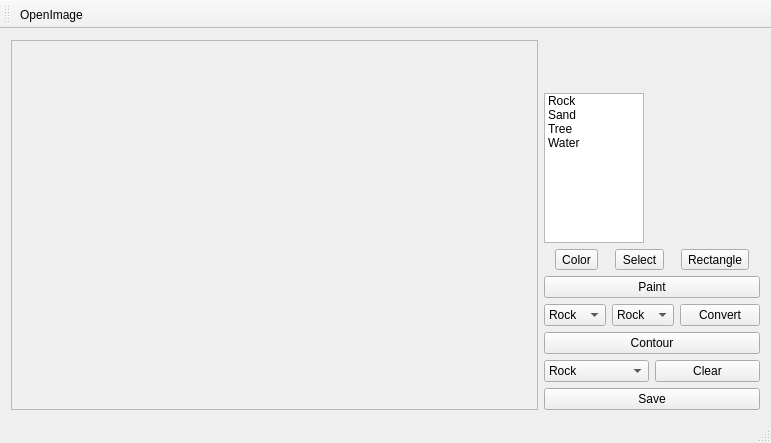
Qt form mainwindow.ui (perbeuo/PicTexture) before a commit.
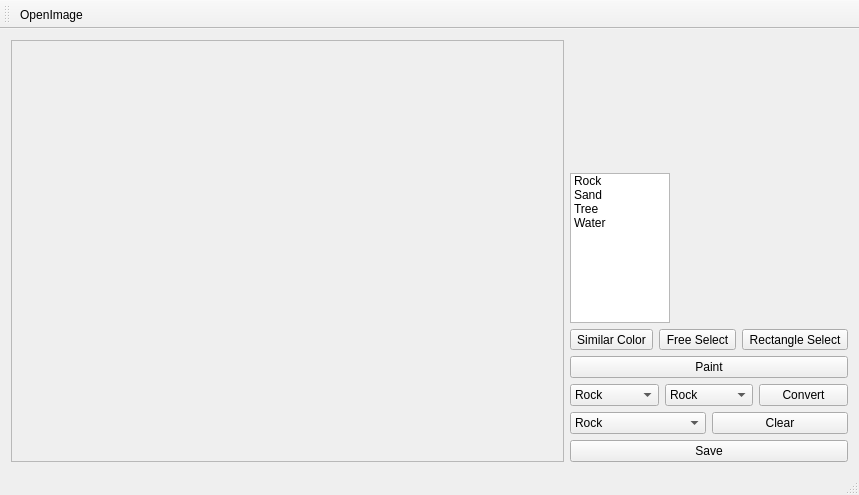
The same form after that commit.

The edit to the form file:
```diff
--- a/mainwindow.ui
+++ b/mainwindow.ui
@@ -6,8 +6,8 @@
    <rect>
     <x>0</x>
     <y>0</y>
-    <width>771</width>
-    <height>443</height>
+    <width>859</width>
+    <height>495</height>
    </rect>
   </property>
   <property name="windowTitle">
@@ -25,8 +25,8 @@
         <rect>
          <x>0</x>
          <y>0</y>
-         <width>505</width>
-         <height>347</height>
+         <width>498</width>
+         <height>399</height>
         </rect>
        </property>
       </widget>
@@ -82,7 +82,7 @@
         <item>
          <widget class="QToolButton" name="btnColorChoose">
           <property name="text">
-           <string>Color</string>
+           <string>Similar Color</string>
           </property>
           <property name="checkable">
            <bool>true</bool>
@@ -92,7 +92,7 @@
         <item>
          <widget class="QToolButton" name="btnSelect">
           <property name="text">
-           <string>Select</string>
+           <string>Free Select</string>
           </property>
           <property name="checkable">
            <bool>true</bool>
@@ -102,7 +102,7 @@
         <item>
          <widget class="QToolButton" name="btnRectangle">
           <property name="text">
-           <string>Rectangle</string>
+           <string>Rectangle Select</string>
           </property>
           <property name="checkable">
            <bool>true</bool>
@@ -177,13 +177,6 @@
         </item>
        </layout>
       </item>
-      <item>
-       <widget class="QPushButton" name="btnContour">
-        <property name="text">
-         <string>Contour</string>
-        </property>
-       </widget>
-      </item>
       <item>
        <layout class="QHBoxLayout" name="horizontalLayout_3">
         <item>
```
Left out of the diff: 2 changed lines with no effect on the pictures.
